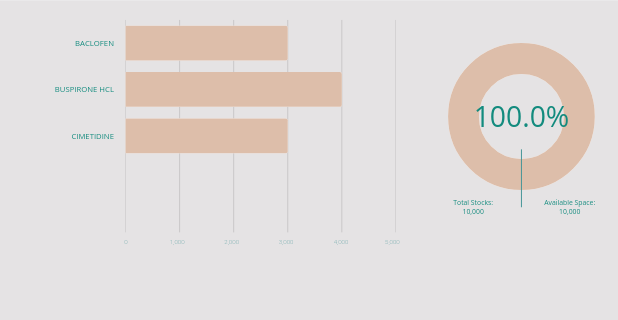
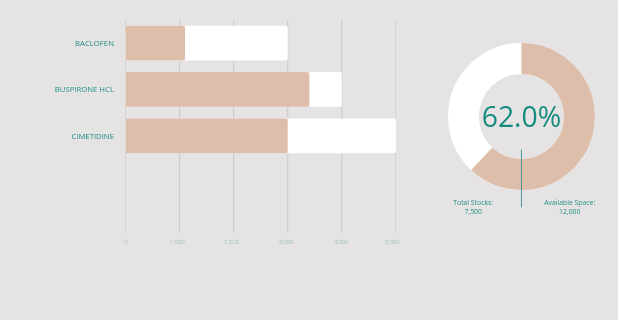
Before and after one commit to vjloable/rmpwebapp, a Flutter app: the Branches screen opened directly, on a phone screen of 412 x 824 dp, the part 38-358 px from its top. Run offline on Flutter 3.47's test engine with Material 2 defaults, Android fonts, the light colour scheme and no system bars; drawn by our look-alikes of syncfusion_flutter_gauges; our stand-ins replace firebase_core, google_fonts; accounts and stored records are empty; Roboto replaces fonts that are missing (Antonio); statements that could not run were skipped.

Commit message:
no message

```diff
--- a/lib/dashboard.dart
+++ b/lib/dashboard.dart
@@ -365,7 +365,7 @@ Widget _dashboardDown(BuildContext context){
                     const SizedBox(height: 40),
                     SizedBox(width: 950, child: Padding(
                       padding: const EdgeInsets.only(left: 150),
-                      child: Text('Register/Debt', style: GoogleFonts.getFont('Tenor Sans', color: const Color(0xFF423d27), fontSize: 25, fontWeight: FontWeight.bold)),
+                      child: Text('Register/Debit', style: GoogleFonts.getFont('Tenor Sans', color: const Color(0xFF423d27), fontSize: 25, fontWeight: FontWeight.bold)),
                     )),
                     const SizedBox(height: 40),
                     SizedBox(
--- a/lib/database.dart
+++ b/lib/database.dart
@@ -5,8 +5,8 @@ class Database{
   ];
 
   static List<dynamic> ilig1 = [
-    [3000, 4000, 3000], // quantity
-    [3000, 4000, 3000], // aspace
+    [1100, 3400, 3000], // quantity
+    [3000, 4000, 5000], // aspace
     []
   ];
 
```
